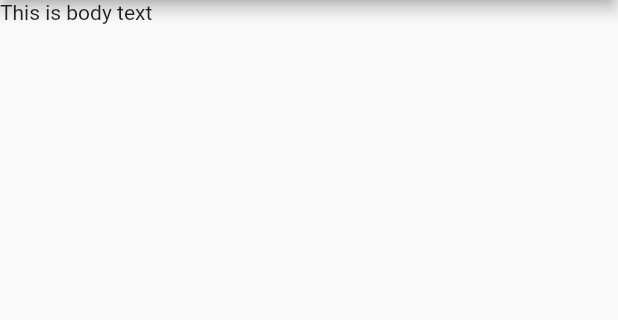
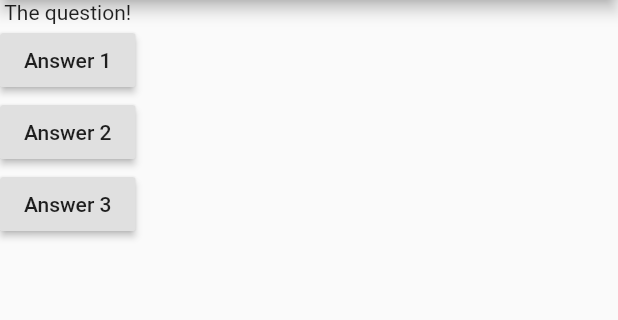
Before and after one commit to bibek-magar/first-flutter, a Flutter app: the screen it shows after launch, on a phone screen of 412 x 824 dp, the part 84-404 px from its top. Run offline on Flutter 3.47's test engine with Material 2 defaults, Android fonts, the phone set to English and light mode, and no system bars.

Commit message:
feat:Implement button, anonomous function, short hand function and normal function for button

```diff
--- a/lib/main.dart
+++ b/lib/main.dart
@@ -3,15 +3,41 @@ import 'package:flutter/material.dart';
 void main() => runApp(MyApp());
 
 class MyApp extends StatelessWidget {
+  void answerQuestion() {
+    print("Answer chosen");
+  }
+
   @override
   Widget build(BuildContext context) {
+    var questions = [
+      "What's your favourite color?",
+      "What's your favourite anime?",
+      "What's your favourite animal?",
+    ];
     return MaterialApp(
       home: Scaffold(
-        appBar: AppBar(
-          title: Text("First App"),
-        ),
-        body: Text("This is body text"),
-      ),
+          appBar: AppBar(
+            title: Text("First App"),
+          ),
+          body: Column(
+            children: <Widget>[
+              Text("The question!"),
+              RaisedButton(
+                child: Text("Answer 1"),
+                onPressed: () => print("Answer 1 chosen"),
+              ),
+              RaisedButton(
+                child: Text("Answer 2"),
+                onPressed: () {
+                  print("Answer 2 chosend");
+                },
+              ),
+              RaisedButton(
+                child: Text("Answer 3"),
+                onPressed: answerQuestion,
+              ),
+            ],
+          )),
     );
   }
 }
```
